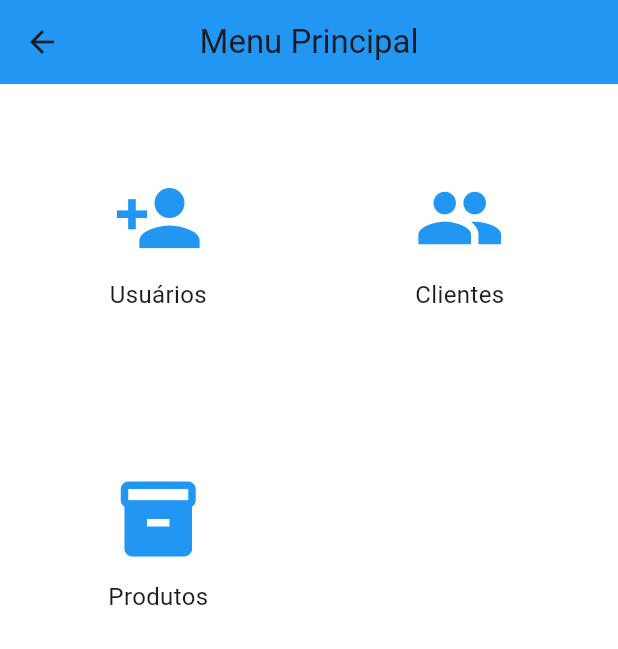
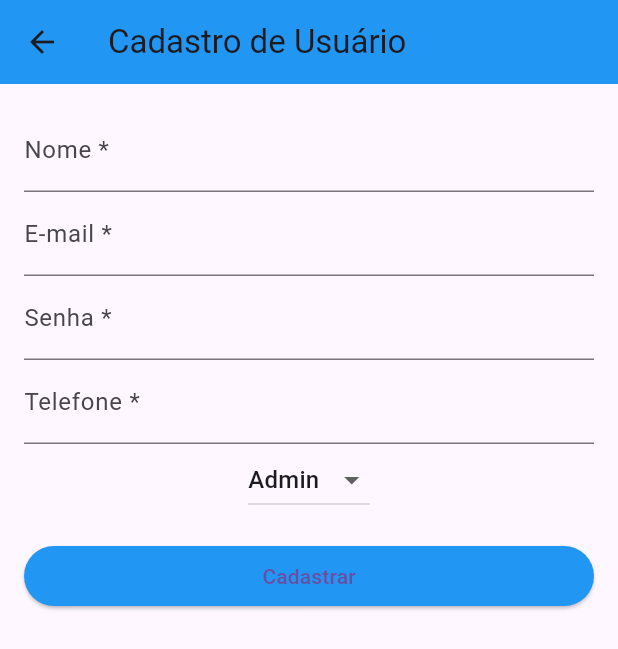
Before and after one commit to NataDias04/AppVendas, a Flutter app: the TelaHome screen opened by its route, after a tap on "Usuários", on a phone screen of 412 x 824 dp. Shown: the top 649 px of the screen. Run offline on Flutter 3.47's test engine with Material 3 defaults, Android fonts, the phone set to English and light mode, and no system bars; accounts and stored records are empty.

Commit message:
criação-tela-cadastro

```diff
--- a/lib/main.dart
+++ b/lib/main.dart
@@ -2,6 +2,7 @@ import 'package:flutter/material.dart';
 import 'telas/login/tela_login.dart';
 import 'telas/home/tela_home.dart';
 import 'telas/produto/tela_produto.dart';
+import 'telas/usuario/tela_usuario.dart';
 
 void main() {
   runApp(const MyApp());
@@ -21,6 +22,7 @@ class MyApp extends StatelessWidget {
         '/': (context) => const TelaLogin(),
         '/home': (context) => const TelaHome(),
         '/cadastroProduto': (context) => const TelaProduto(),
+         '/usuarios': (context) => const TelaUsuario(),
       },
     );
   }
--- a/lib/modelos/usuario.dart
+++ b/lib/modelos/usuario.dart
@@ -1,15 +1,39 @@
 class Usuario {
   int id;
   String nome;
+  String email;
   String senha;
+  String telefone;
+  String perfil;  // Usando String
 
-  Usuario({required this.id, required this.nome, required this.senha});
+  Usuario({
+    required this.id,
+    required this.nome,
+    required this.email,
+    required this.senha,
+    required this.telefone,
+    required this.perfil,  // Usando String para perfil
+  });
+
+  factory Usuario.fromJson(Map<String, dynamic> json) {
+    return Usuario(
+      id: json['id'],
+      nome: json['nome'],
+      email: json['email'],
+      senha: json['senha'],
+      telefone: json['telefone'],
+      perfil: json['perfil'],  // Deve ser String
+    );
+  }
 
   Map<String, dynamic> toJson() {
-    return {'id': id, 'nome': nome, 'senha': senha};
-  }
-
-  factory Usuario.fromJson(Map<String, dynamic> json) {
-    return Usuario(id: json['id'], nome: json['nome'], senha: json['senha']);
+    return {
+      'id': id,
+      'nome': nome,
+      'email': email,
+      'senha': senha,
+      'telefone': telefone,
+      'perfil': perfil,  // Deve ser String
+    };
   }
 }
--- a/lib/telas/home/tela_home.dart
+++ b/lib/telas/home/tela_home.dart
@@ -24,7 +24,7 @@ class TelaHome extends StatelessWidget {
               icon: Icons.person_add,
               label: 'Usuários',
               onTap: () {
-                // ação para usuários
+                Navigator.pushNamed(context, '/usuarios');
               },
             ),
             _iconeMenu(
--- a/lib/telas/usuario/tela_usuario.dart
+++ b/lib/telas/usuario/tela_usuario.dart
@@ -0,0 +1,182 @@
+import 'package:flutter/material.dart';
+import '../../modelos/usuario.dart';
+import 'usuario_controller.dart';
+
+class TelaUsuario extends StatefulWidget {
+  const TelaUsuario({super.key});
+
+  @override
+  State<TelaUsuario> createState() => _TelaUsuarioState();
+}
+
+class _TelaUsuarioState extends State<TelaUsuario> {
+  final UsuarioController _controller = UsuarioController();
+  final TextEditingController _nomeController = TextEditingController();
+  final TextEditingController _emailController = TextEditingController();
+  final TextEditingController _senhaController = TextEditingController();
+  final TextEditingController _telefoneController = TextEditingController();
+  int _perfilSelecionado = 1;  // 1 para "Admin", 0 para "Comum"
+  Usuario? _usuarioEmEdicao;
+  bool _modoEdicao = false;
+
+  // Função para validar os campos obrigatórios
+  bool _validarCampos() {
+    if (_nomeController.text.isEmpty ||
+        _emailController.text.isEmpty ||
+        _senhaController.text.isEmpty ||
+        _telefoneController.text.isEmpty) {
+      ScaffoldMessenger.of(context).showSnackBar(
+        SnackBar(content: Text('Preencha todos os campos obrigatórios')),
+      );
+      return false;
+    }
+    return true;
+  }
+
+  // Função para salvar ou editar o usuário
+  void _salvarUsuario() async {
+    if (!_validarCampos()) return;
+
+    final usuario = Usuario(
+      id: _usuarioEmEdicao?.id ?? DateTime.now().millisecondsSinceEpoch,
+      nome: _nomeController.text,
+      email: _emailController.text,
+      senha: _senhaController.text,
+      telefone: _telefoneController.text,
+      perfil: _perfilSelecionado == 1 ? 'Admin' : 'Comum', // Convertendo para String
+    );
+
+    if (_modoEdicao) {
+      await _controller.atualizar(usuario);
+    } else {
+      await _controller.adicionar(usuario);
+    }
+
+    _limparCampos();
+    setState(() {});
+  }
+
+  // Limpa os campos após salvar ou cancelar
+  void _limparCampos() {
+    _nomeController.clear();
+    _emailController.clear();
+    _senhaController.clear();
+    _telefoneController.clear();
+    _perfilSelecionado = 1;  // Resetando o perfil para "Admin"
+    _usuarioEmEdicao = null;
+    _modoEdicao = false;
+  }
+
+  @override
+  void initState() {
+    super.initState();
+    _controller.carregarUsuarios().then((_) => setState(() {}));
+  }
+
+  @override
+  Widget build(BuildContext context) {
+    return Scaffold(
+      appBar: AppBar(
+        title: Text(_modoEdicao ? 'Editar Usuário' : 'Cadastro de Usuário'),
+        backgroundColor: Colors.blue,
+      ),
+      body: Padding(
+        padding: const EdgeInsets.all(16),
+        child: Column(
+          children: [
+            _campoTexto(_nomeController, 'Nome *'),
+            _campoTexto(_emailController, 'E-mail *'),
+            _campoTexto(_senhaController, 'Senha *', isPassword: true),
+            _campoTexto(_telefoneController, 'Telefone *'),
+            DropdownButton<int>(
+              value: _perfilSelecionado,
+              items: const [
+                DropdownMenuItem(value: 1, child: Text('Admin')),
+                DropdownMenuItem(value: 0, child: Text('Comum')),
+              ],
+              onChanged: (valor) {
+                setState(() {
+                  _perfilSelecionado = valor ?? 1;
+                });
+              },
+            ),
+            const SizedBox(height: 16),
+            Row(
+              children: [
+                Expanded(
+                  child: ElevatedButton(
+                    onPressed: _salvarUsuario,
+                    style: ElevatedButton.styleFrom(
+                      backgroundColor: Colors.blue,
+                    ),
+                    child: Text(_modoEdicao ? 'Salvar Alterações' : 'Cadastrar'),
+                  ),
+                ),
+                if (_modoEdicao)
+                  const SizedBox(width: 10),
+                if (_modoEdicao)
+                  ElevatedButton(
+                    onPressed: () {
+                      _limparCampos();
+                      setState(() {});
+                    },
+                    style: ElevatedButton.styleFrom(backgroundColor: Colors.grey),
+                    child: Text('Cancelar'),
+                  ),
+              ],
+            ),
+            const SizedBox(height: 20),
+            Expanded(
+              child: ListView.builder(
+                itemCount: _controller.usuarios.length,
+                itemBuilder: (context, index) {
+                  final usuario = _controller.usuarios[index];
+                  return Card(
+                    child: ListTile(
+                      title: Text(usuario.nome),
+                      subtitle: Text('E-mail: ${usuario.email}'),
+                      trailing: Row(
+                        mainAxisSize: MainAxisSize.min,
+                        children: [
+                          IconButton(
+                            icon: Icon(Icons.edit, color: Colors.blue),
+                            onPressed: () {
+                              setState(() {
+                                _usuarioEmEdicao = usuario;
+                                _modoEdicao = true;
+                                _nomeController.text = usuario.nome;
+                                _emailController.text = usuario.email;
+                                _senhaController.text = usuario.senha;
+                                _telefoneController.text = usuario.telefone;
+                                _perfilSelecionado = usuario.perfil == 'Admin' ? 1 : 0;
+                              });
+                            },
+                          ),
+                          IconButton(
+                            icon: Icon(Icons.delete, color: Colors.red),
+                            onPressed: () async {
+                              await _controller.remover(usuario.id);
+                              setState(() {});
+                            },
+                          ),
+                        ],
+                      ),
+                    ),
+                  );
+                },
+              ),
+            ),
+          ],
+        ),
+      ),
+    );
+  }
+
+  Widget _campoTexto(TextEditingController controller, String label, {bool isPassword = false}) {
+    return TextField(
+      controller: controller,
+      decoration: InputDecoration(labelText: label),
+      obscureText: isPassword, // Definindo se é para ocultar o texto (senha)
+    );
+  }
+}
--- a/lib/telas/usuario/usuario_controller.dart
+++ b/lib/telas/usuario/usuario_controller.dart
@@ -0,0 +1,51 @@
+import 'dart:convert';
+import '../../modelos/usuario.dart';
+import '../../utilitarios/persistencia_json.dart';
+
+class UsuarioController {
+  final String _nomeArquivo = 'usuarios.json';
+  List<Usuario> usuarios = [];
+
+  UsuarioController() {
+    carregarUsuarios();
+  }
+
+  Future<void> carregarUsuarios() async {
+    try {
+      final conteudo = await ArquivoHelper.lerArquivo(_nomeArquivo);
+      if (conteudo.isNotEmpty) {
+        final List<dynamic> jsonData = jsonDecode(conteudo);
+        usuarios = jsonData.map((item) => Usuario.fromJson(item)).toList();
+      }
+    } catch (e) {
+      print('Erro ao carregar usuários: $e');
+    }
+  }
+
+  Future<void> salvarUsuarios() async {
+    try {
+      final jsonData = jsonEncode(usuarios.map((u) => u.toJson()).toList());
+      await ArquivoHelper.salvarArquivo(_nomeArquivo, jsonData);
+    } catch (e) {
+      print('Erro ao salvar usuários: $e');
+    }
+  }
+
+  Future<void> adicionar(Usuario usuario) async {
+    usuarios.add(usuario);
+    await salvarUsuarios();
+  }
+
+  Future<void> atualizar(Usuario usuarioAtualizado) async {
+    final index = usuarios.indexWhere((usuario) => usuario.id == usuarioAtualizado.id);
+    if (index != -1) {
+      usuarios[index] = usuarioAtualizado;
+      await salvarUsuarios();
+    }
+  }
+
+  Future<void> remover(int id) async {
+    usuarios.removeWhere((usuario) => usuario.id == id);
+    await salvarUsuarios();
+  }
+}
```
